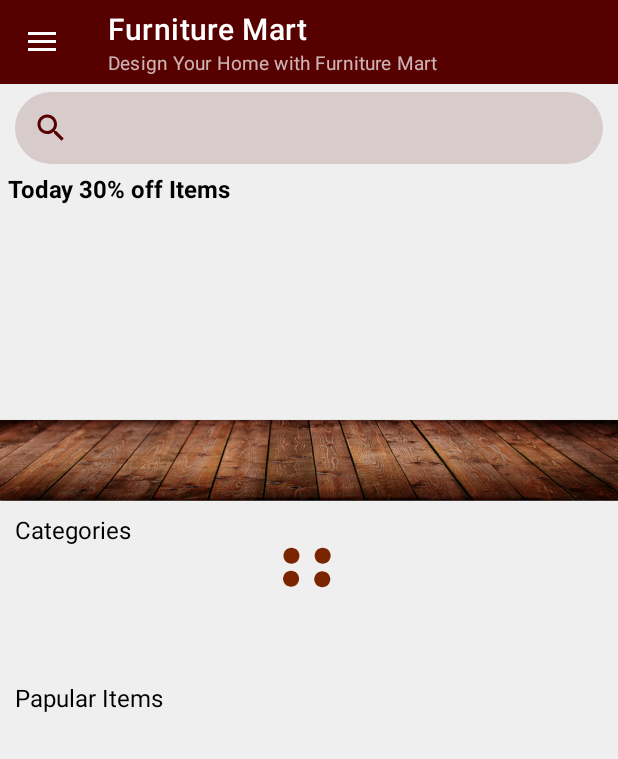
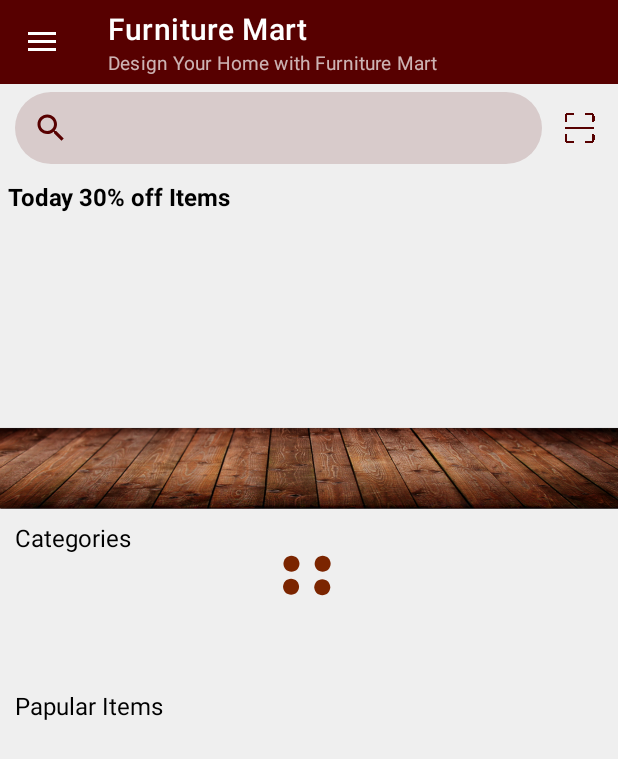
Before and after one commit to Arslan7282/Furniture_Mart, an Android app: the Firstpage screen opened directly, with no data from a screen before it, on a phone screen of 412 x 824 dp. Shown: the top 759 px of the screen. Run offline under Robolectric (Android 15) with nearby library versions, the phone set to English and light mode, and no system bars; our stand-ins replace Firebase (no records; nobody signed in at launch, a user with empty details on screens opened directly); libraries missing offline, so code that uses them is left out: com.journeyapps.barcodescanner, me.ibrahimsn.lib.

Commit message:
This is my first project about E-commerce. This project is about online furniture sale like other online app stores.

```diff
--- a/app/build.gradle
+++ b/app/build.gradle
@@ -62,6 +62,7 @@ dependencies {
     implementation 'com.github.dhaval2404:imagepicker:2.1'
     implementation 'com.github.ibrahimsn98:CirclesLoadingView:1.0'
     implementation 'com.github.emreesen27:Android-Nested-Progress:v1.0.2'
+    implementation 'com.journeyapps:zxing-android-embedded:4.3.0'
 
     implementation 'com.sun.mail:android-mail:1.6.7'
     implementation 'com.sun.mail:android-activation:1.6.7'
--- a/app/src/main/AndroidManifest.xml
+++ b/app/src/main/AndroidManifest.xml
@@ -7,6 +7,7 @@
     <uses-permission android:name="android.permission.READ_SOCIAL_STREAM" />
     <uses-permission android:name="android.permission.WRITE_SOCIAL_STREAM" />
     <uses-permission android:name="android.permission.WAKE_LOCK"/>
+    <uses-permission android:name="android.permission.CAMERA"/>
 
     <application
         android:allowBackup="true"
@@ -84,6 +85,10 @@
                 <category android:name="android.intent.category.LAUNCHER" />
             </intent-filter>
         </activity>
+        <activity android:name=".CaptureAct"
+            android:screenOrientation="portrait"
+            android:stateNotNeeded="true"
+            android:theme="@style/zxing_CaptureTheme"/>
     </application>
 
 </manifest>
--- a/app/src/main/java/com/example/finalyearproject/Addcart.java
+++ b/app/src/main/java/com/example/finalyearproject/Addcart.java
@@ -2,11 +2,11 @@ package com.example.finalyearproject;
 
 import android.annotation.SuppressLint;
 import android.os.Bundle;
+import android.support.annotation.NonNull;
 import android.view.View;
 import android.widget.TextView;
 import android.widget.Toast;
 
-import androidx.annotation.NonNull;
 import androidx.appcompat.app.AppCompatActivity;
 import androidx.appcompat.widget.AppCompatButton;
 import androidx.recyclerview.widget.LinearLayoutManager;
--- a/app/src/main/java/com/example/finalyearproject/Firstpage.java
+++ b/app/src/main/java/com/example/finalyearproject/Firstpage.java
@@ -7,6 +7,7 @@ import android.content.DialogInterface;
 import android.content.Intent;
 import android.net.ConnectivityManager;
 import android.net.NetworkInfo;
+import android.net.Uri;
 import android.os.Bundle;
 import android.provider.Settings;
 import android.text.Html;
@@ -14,10 +15,12 @@ import android.view.Menu;
 import android.view.MenuInflater;
 import android.view.MenuItem;
 import android.view.View;
+import android.widget.ImageView;
 import android.widget.LinearLayout;
 import android.widget.TextView;
 import android.widget.Toast;
 
+import androidx.activity.result.ActivityResultLauncher;
 import androidx.annotation.NonNull;
 import androidx.appcompat.app.ActionBarDrawerToggle;
 import androidx.appcompat.app.AppCompatActivity;
@@ -42,6 +45,8 @@ import com.google.firebase.database.DatabaseError;
 import com.google.firebase.database.DatabaseReference;
 import com.google.firebase.database.FirebaseDatabase;
 import com.google.firebase.database.ValueEventListener;
+import com.journeyapps.barcodescanner.ScanContract;
+import com.journeyapps.barcodescanner.ScanOptions;
 
 import java.util.ArrayList;
 import java.util.Collections;
@@ -52,6 +57,7 @@ import me.ibrahimsn.lib.BuildConfig;
 public class Firstpage extends AppCompatActivity implements Papularitemadapter.OnNoteListener, Categorieadapter.OnCateListener, Todayofferadapter.OnTodayListener {
 
     TextView specifi1,specifi2,specifi3,specifi4,specifi5,specifi6,price;
+    ImageView qrscanner;
     LottieAnimationView progrssbar;
     SearchView searchitem;
     DrawerLayout dl;
@@ -76,6 +82,7 @@ public class Firstpage extends AppCompatActivity implements Papularitemadapter.O
         setContentView(R.layout.activity_firstpage);
 
         searchitem = findViewById(R.id.searchitem);
+        qrscanner = findViewById(R.id.qrscanner);
         progrssbar = findViewById(R.id.progrssbar);
         price = findViewById(R.id.price);
         specifi1 = findViewById(R.id.specifi1);
@@ -142,6 +149,16 @@ public class Firstpage extends AppCompatActivity implements Papularitemadapter.O
             Toast.makeText(this, "Internet connection is unavailable.", Toast.LENGTH_SHORT).show();
             return;
         }
+
+
+        qrscanner.setOnClickListener(new View.OnClickListener() {
+            @Override
+            public void onClick(View v) {
+                scanCode();
+            }
+        });
+
+
 
 //recycler for Today Offer items view
         Todayoffer_list = new ArrayList<>();
@@ -236,12 +253,42 @@ public class Firstpage extends AppCompatActivity implements Papularitemadapter.O
 
     }
 
+    private void scanCode(){
+        ScanOptions options = new ScanOptions();
+        options.setPrompt("Volume up to flash on");
+        options.setBeepEnabled(true);
+        options.setCaptureActivity(CaptureAct.class);
+        barLaucher.launch(options);
+    }
+
+    ActivityResultLauncher<ScanOptions> barLaucher = registerForActivityResult(new ScanContract(), result->
+    {
+        if (result.getContents() != null) {
+            String scannedContent = result.getContents();
+            if (scannedContent.startsWith("http://") || scannedContent.startsWith("https://")) {
+                // If the scanned content is a URL, open it in Chrome
+                Intent browserIntent = new Intent(Intent.ACTION_VIEW, Uri.parse(scannedContent));
+                startActivity(browserIntent);
+            } else {
+                // If not a URL, display the result in an AlertDialog
+                AlertDialog.Builder builder = new AlertDialog.Builder(Firstpage.this);
+                builder.setTitle("Result");
+                builder.setMessage(scannedContent);
+                builder.setPositiveButton("OK", new DialogInterface.OnClickListener() {
+                    @Override
+                    public void onClick(DialogInterface dialog, int which) {
+                        dialog.dismiss();
+                    }
+                }).show();
+            }
+        }
+    });
+
 
     private void filterData(String newText) {
     }
 
     private void refreshData() {
-
     }
 
     private void dialog() {
--- a/app/src/main/java/com/example/finalyearproject/Signup.java
+++ b/app/src/main/java/com/example/finalyearproject/Signup.java
@@ -5,6 +5,7 @@ import android.app.ProgressDialog;
 import android.content.Context;
 import android.content.Intent;
 import android.os.Bundle;
+import android.support.annotation.NonNull;
 import android.text.TextUtils;
 import android.util.Log;
 import android.util.Patterns;
@@ -14,7 +15,6 @@ import android.widget.Button;
 import android.widget.EditText;
 import android.widget.Toast;
 
-import androidx.annotation.NonNull;
 import androidx.appcompat.app.AlertDialog;
 import androidx.appcompat.app.AppCompatActivity;
 
--- a/app/src/main/res/layout/activity_firstpage.xml
+++ b/app/src/main/res/layout/activity_firstpage.xml
@@ -23,20 +23,37 @@
                 android:layout_height="match_parent"
                 android:orientation="vertical">
 
+                <LinearLayout
+                    android:layout_width="match_parent"
+                    android:layout_height="wrap_content"
+                    android:orientation="horizontal"
+                    android:gravity="center"
+                    android:layout_marginTop="5dp"
+                    android:weightSum="1.1">
 
                     <androidx.appcompat.widget.SearchView
                         android:id="@+id/searchitem"
-                        android:layout_width="match_parent"
+                        android:layout_width="wrap_content"
                         android:layout_height="wrap_content"
                         android:text="Enter Item Name"
                         android:background="@drawable/searchbg"
-                        android:layout_marginHorizontal="10dp"
-                        android:layout_marginTop="5dp"
+                        android:layout_marginStart="10dp"
                         app:queryHint="Search"
                         android:backgroundTint="@color/Brown"
                         app:searchIcon="@drawable/baseline_search_24"
+                        android:layout_weight="1"
                         />
 
+                    <ImageView
+                        android:id="@+id/qrscanner"
+                        android:layout_width="20dp"
+                        android:layout_height="20dp"
+                        android:src="@drawable/qrscannerlogo"
+                        android:layout_gravity="center"
+                        android:layout_weight="0.1"
+                        />
+
+                </LinearLayout>
 
                 <TextView
                     android:layout_width="match_parent"
@@ -45,6 +62,7 @@
                     android:textColor="@color/black"
                     android:textSize="16sp"
                     android:padding="5dp"
+                    android:layout_marginTop="5dp"
                     android:textStyle="bold"
                     />
 
--- a/app/src/main/res/layout/activity_personalinfo.xml
+++ b/app/src/main/res/layout/activity_personalinfo.xml
@@ -127,6 +127,7 @@
                     android:hint=" Profession"
                     android:drawableLeft="@drawable/ic_work"
                     android:drawablePadding="15dp"
+                    android:inputType="textNoSuggestions"
                     android:backgroundTint="@color/dark_gray"
                     />
                 <EditText
@@ -152,7 +153,7 @@
                     android:id="@+id/udate"
                     android:layout_width="match_parent"
                     android:layout_height="wrap_content"
-                    android:hint="Your Date of Birth"
+                    android:hint="Date of Birth"
                     android:drawableLeft="@drawable/baseline_edit_calendar_24"
                     android:drawablePadding="15dp"
                     android:backgroundTint="@color/dark_gray"
--- a/build.gradle
+++ b/build.gradle
@@ -1,6 +1,6 @@
 buildscript {
     dependencies {
-        classpath 'com.google.gms:google-services:4.4.0'
+        classpath 'com.google.gms:google-services:4.4.1'
     }
 }// Top-level build file where you can add configuration options common to all sub-projects/modules.
 plugins {
```
Also changed, not shown: app/src/main/java/com/example/finalyearproject/CaptureAct.java (added, +7 -0 lines), app/src/main/java/com/example/finalyearproject/Personalinfo.java (+18 -6 lines), app/src/main/res/drawable/qrscannerlogo.png (added), 1 other file.
